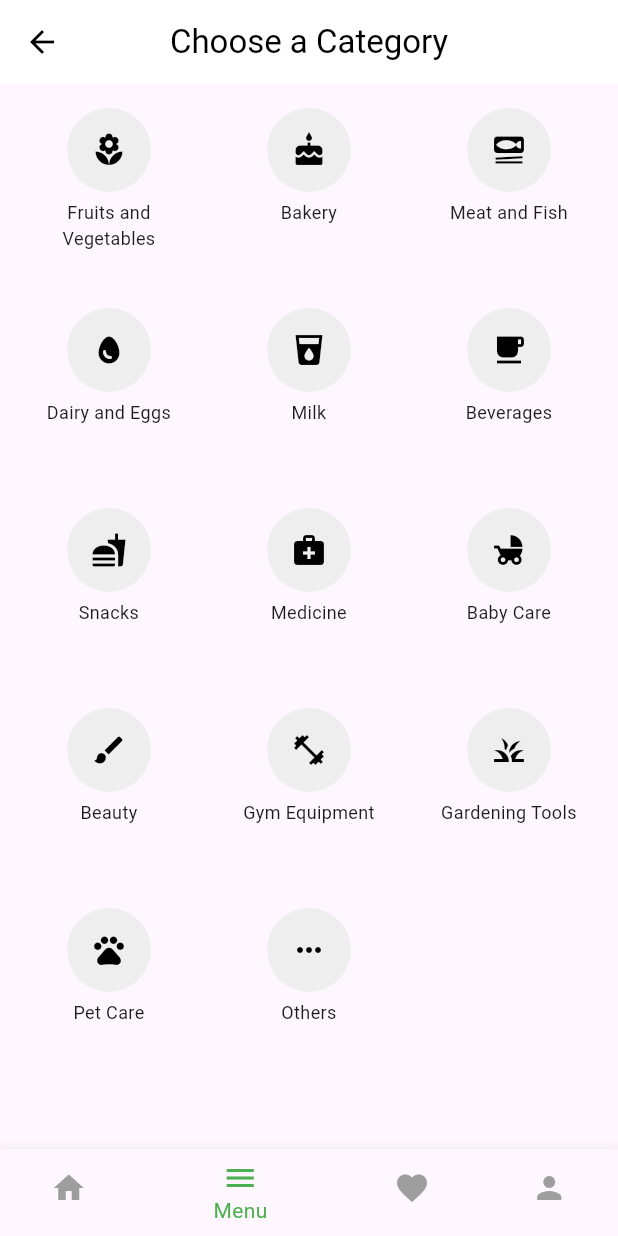
After one commit to janaelmorshedy20/Smart-Grocery-Mobile-App, a Flutter app: the CategoryScreen screen opened by its route, on a phone screen of 412 x 824 dp. The commit adds this screen. Run offline on Flutter 3.47's test engine with Material 3 defaults, Android fonts, the phone set to English and light mode, and no system bars; our stand-ins replace cloud_firestore, firebase_core; accounts and stored records are empty.

Commit message:
Categories page

```diff
--- /dev/null
+++ b/lib/categories.dart
@@ -0,0 +1,99 @@
+import 'package:flutter/material.dart';
+
+class CategoryScreen extends StatefulWidget {
+  const CategoryScreen({Key? key}) : super(key: key);
+
+  @override
+  State<CategoryScreen> createState() => _CategoryScreenState();
+}
+
+class _CategoryScreenState extends State<CategoryScreen> {
+  final categories = [
+    {'name': 'Fruits and Vegetables', 'icon': Icons.local_florist},
+    {'name': 'Bakery', 'icon': Icons.cake},
+    {'name': 'Meat and Fish', 'icon': Icons.set_meal},
+    {'name': 'Dairy and Eggs', 'icon': Icons.egg},
+    {'name': 'Milk', 'icon': Icons.local_drink},
+    {'name': 'Beverages', 'icon': Icons.local_cafe},
+    {'name': 'Snacks', 'icon': Icons.fastfood},
+    {'name': 'Medicine', 'icon': Icons.medical_services},
+    {'name': 'Baby Care', 'icon': Icons.child_friendly},
+    {'name': 'Beauty', 'icon': Icons.brush},
+    {'name': 'Gym Equipment', 'icon': Icons.fitness_center},
+    {'name': 'Gardening Tools', 'icon': Icons.grass},
+    {'name': 'Pet Care', 'icon': Icons.pets},
+    {'name': 'Others', 'icon': Icons.more_horiz},
+  ];
+
+  int selectedIndex = -1; // Default: No category selected
+
+  @override
+  Widget build(BuildContext context) {
+    return Scaffold(
+      appBar: AppBar(
+        title: const Text('Choose a Category'),
+        centerTitle: true,
+        backgroundColor: Colors.white,
+        foregroundColor: Colors.black,
+      ),
+      body: Padding(
+        padding: const EdgeInsets.all(16.0),
+        child: GridView.builder(
+          gridDelegate: const SliverGridDelegateWithFixedCrossAxisCount(
+            crossAxisCount: 3,
+            mainAxisSpacing: 20,
+            crossAxisSpacing: 20,
+          ),
+          itemCount: categories.length,
+          itemBuilder: (context, index) {
+            final category = categories[index];
+            final isSelected = selectedIndex == index;
+
+            return GestureDetector(
+              onTap: () {
+                //Navigator.push(context, MaterialPageRoute(builder: (context) => ProductDetailsScreen(productId: product.id),),);
+                setState(() {
+                  selectedIndex = index;
+                });
+              },
+              child: Column(
+                children: [
+                  CircleAvatar(
+                    radius: 28,
+                    backgroundColor:
+                        isSelected ? Colors.green : Colors.grey[200],
+                    child: Icon(
+                      category['icon'] as IconData,
+                      color: isSelected ? Colors.white : Colors.black,
+                    ),
+                  ),
+                  const SizedBox(height: 5),
+                  Text(
+                    category['name'] as String,
+                    style: const TextStyle(fontSize: 12),
+                    textAlign: TextAlign.center,
+                  ),
+                ],
+              ),
+            );
+          },
+        ),
+      ),
+      bottomNavigationBar: BottomNavigationBar(
+        selectedItemColor: Colors.green,
+        unselectedItemColor: Colors.grey,
+        currentIndex: 1, // Default selected index (Menu)
+        onTap: (index) {
+          // Handle navigation here
+          print('Tapped on index $index');
+        },
+        items: const [
+          BottomNavigationBarItem(icon: Icon(Icons.home), label: 'Home'),
+          BottomNavigationBarItem(icon: Icon(Icons.menu), label: 'Menu'),
+          BottomNavigationBarItem(icon: Icon(Icons.favorite), label: 'Save'),
+          BottomNavigationBarItem(icon: Icon(Icons.person), label: 'Profile'),
+        ],
+      ),
+    );
+  }
+}
--- a/lib/main.dart
+++ b/lib/main.dart
@@ -1,10 +1,16 @@
-// main.dart
 import 'package:flutter/material.dart';
+import 'package:firebase_core/firebase_core.dart';
+import 'package:cloud_firestore/cloud_firestore.dart';
 import 'package:smartgrocery/Login1.dart';
 import 'package:smartgrocery/WelcomeScreen.dart';
 import 'Signup.dart';
 import 'Login2.dart';
-void main() {
+
+import 'categories.dart';
+
+void main() async{
+  // WidgetsFlutterBinding.ensureInitialized();
+  // await Firebase.initializeApp();
   runApp(const MyApp());
 }
 
@@ -24,6 +30,12 @@ class MyApp extends StatelessWidget {
         '/login': (context) => const LoginScreen(),
         '/login2': (context) => const  LoginScreen2(),
         '/welcome': (context) => const  WelcomeScreen(),
+        '/categories': (context) => const  CategoryScreen(),
+        // '/welcome': (context) => const  WelcomeScreen(),
+        // '/welcome': (context) => const  WelcomeScreen(),
+        // '/welcome': (context) => const  WelcomeScreen(),
+        // '/welcome': (context) => const  WelcomeScreen(),
+        // '/welcome': (context) => const  WelcomeScreen(),
 
 
 
```
